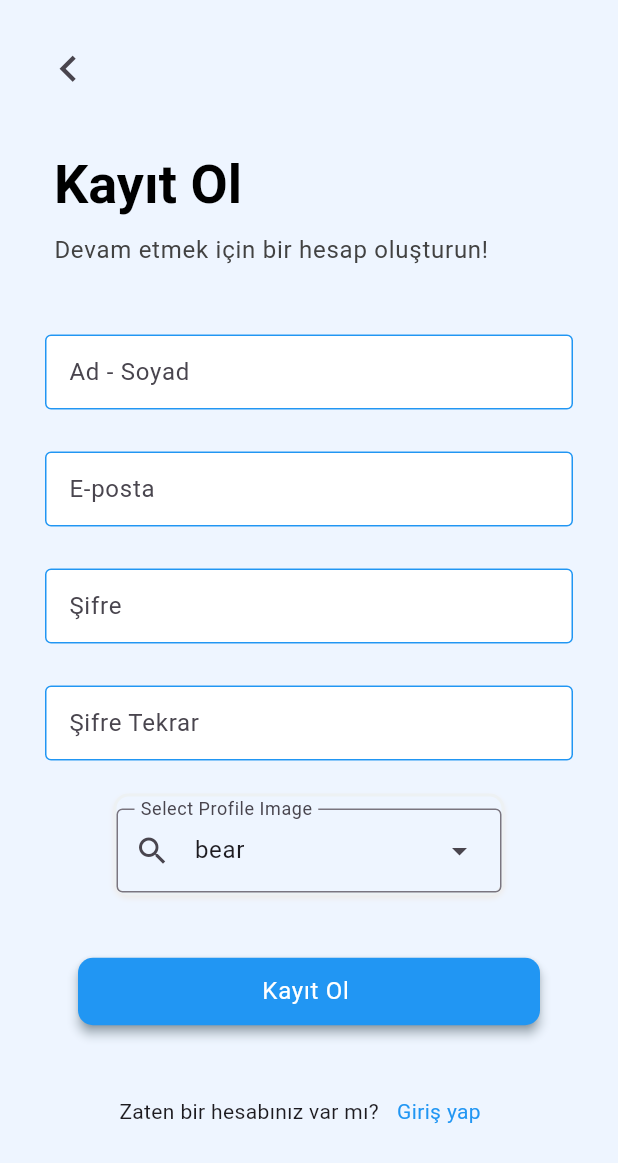
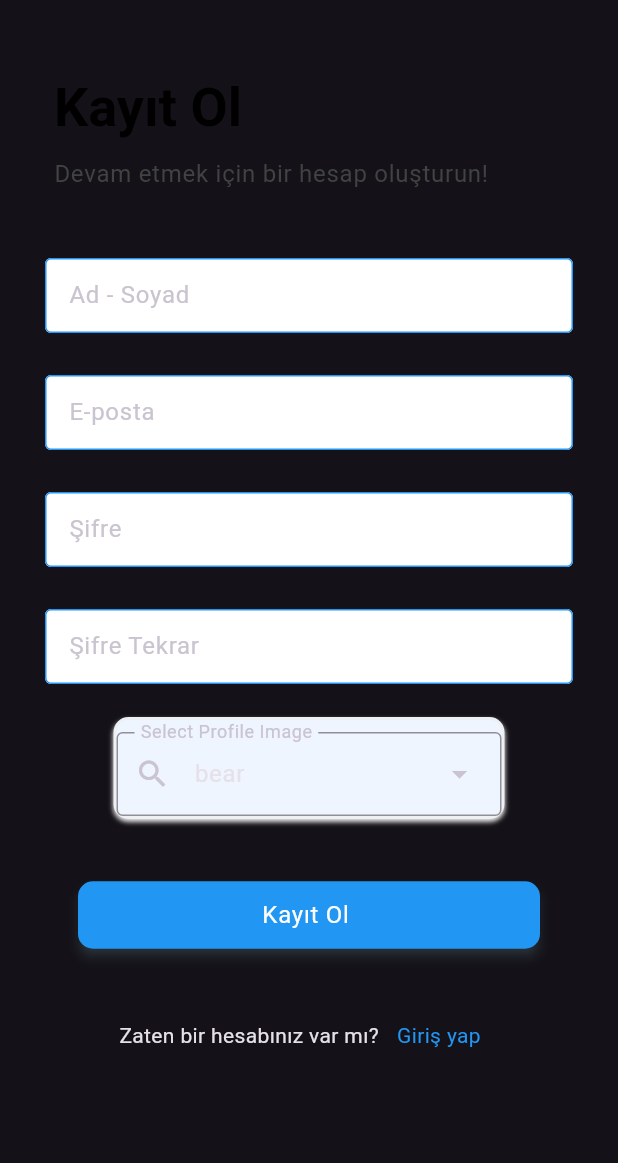
Before and after one commit to BerkErdgn/MotiX, a Flutter app: the RegisterPage screen opened directly, on a phone screen of 412 x 824 dp. Shown: the top 1163 px of the screen. Run offline on Flutter 3.47's test engine with Material 3 defaults, Android fonts, the phone set to English and light mode, and no system bars; our stand-ins replace animated_splash_screen, cloud_firestore, firebase_auth, firebase_core, flutter_bloc, flutter_svg and 2 more; accounts and stored records are empty; network calls fail.

Commit message:
Fix errors 1
Correction of errors that were noticeable in the process so far (This was done with members in the group and this was done in the order of the meeting.)

```diff
--- /dev/null
+++ b/devtools_options.yaml
@@ -0,0 +1,3 @@
+description: This file stores settings for Dart & Flutter DevTools.
+documentation: https://docs.flutter.dev/tools/devtools/extensions#configure-extension-enablement-states
+extensions:
--- a/lib/main.dart
+++ b/lib/main.dart
@@ -23,8 +23,8 @@
       child: MaterialApp(
         debugShowCheckedModeBanner: false,
         title: 'Flutter Demo',
-        theme: ThemeData(
-          colorScheme: ColorScheme.fromSeed(seedColor: Colors.deepPurple),
+        theme: ThemeData.dark(
+          //colorScheme: ColorScheme.fromSeed(seedColor: Colors.deepPurple),
           useMaterial3: true,
         ),
         home:  SplashScreen(),
--- a/lib/pages/login_page.dart
+++ b/lib/pages/login_page.dart
@@ -41,9 +41,8 @@
   Widget build(BuildContext context) {
     return Scaffold(
       appBar: AppBar(
-        backgroundColor: const Color(0xFFEEF5FF),
+        automaticallyImplyLeading: false,
       ),
-      backgroundColor: const Color(0xFFEEF5FF),
       body: SingleChildScrollView(
         child: SafeArea(
           child: Container(
--- a/lib/pages/onBoarding/onboarding_screen.dart
+++ b/lib/pages/onBoarding/onboarding_screen.dart
@@ -1,7 +1,7 @@
 import 'package:flutter/material.dart';
+import 'package:motix_app/pages/login_page.dart';
 import 'package:motix_app/pages/onBoarding/intro_screens/intro_page1.dart';
 import 'package:motix_app/pages/onBoarding/intro_screens/intro_page2.dart';
-import 'package:motix_app/pages/register_page.dart';
 import 'package:smooth_page_indicator/smooth_page_indicator.dart';
 
 import 'intro_screens/intro_page3.dart';
@@ -48,7 +48,7 @@
                     onTap: () {
                       Navigator.pushReplacement(
                         context,
-                        MaterialPageRoute(builder: (context) =>  RegisterPage()),
+                        MaterialPageRoute(builder: (context) =>  LoginPage()),
                       );
                     },
                     child: Text('skip'),
@@ -60,7 +60,7 @@
                     onTap: () {
                       Navigator.pushReplacement(
                         context,
-                        MaterialPageRoute(builder: (context) =>  RegisterPage()),
+                        MaterialPageRoute(builder: (context) =>  LoginPage()),
                       );
                     },
                     child: Text('done'),
--- a/lib/pages/register_page.dart
+++ b/lib/pages/register_page.dart
@@ -67,14 +67,13 @@
   @override
   Widget build(BuildContext context) {
     return Scaffold(
-          backgroundColor: const Color(0xFFEEF5FF),
+
           body: SingleChildScrollView(
             child: SafeArea(
               child: Padding(
                 padding: const EdgeInsets.all(20),
                 child: Column(
                   children: [
-                    const BackButtonIcon(),
                     const SignUpText(),
                      InputField(
                       labelText: 'Ad - Soyad',
@@ -237,30 +236,6 @@
   }
 }
 
-class BackButtonIcon extends StatelessWidget {
-  const BackButtonIcon({super.key});
-
-  @override
-  Widget build(BuildContext context) {
-    return Align(
-      alignment: Alignment.topLeft,
-      child: Column(
-        children: [
-          IconButton(
-              onPressed: () {
-                Navigator.push(context, MaterialPageRoute(builder: (context){
-                  return const OnBoardingScreen();
-                }));
-              },
-              icon: const Icon(
-                Icons.chevron_left_outlined,
-                size: 35,
-              ))
-        ],
-      ),
-    );
-  }
-}
 
 class RegisterPadding {
   static EdgeInsets inputPaddingSymmetric =
```
